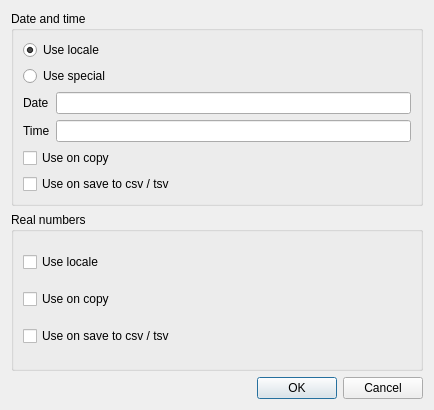
Qt form settingsdialog.ui (mugiseyebrows/mugi-query) before a commit.
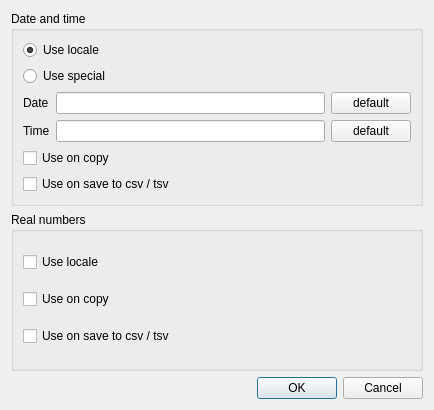
The same form after that commit.

```diff
--- a/settingsdialog.ui
+++ b/settingsdialog.ui
@@ -59,6 +59,20 @@
           </property>
          </widget>
         </item>
+        <item row="2" column="2">
+         <widget class="QPushButton" name="dateFormatDefault">
+          <property name="text">
+           <string>default</string>
+          </property>
+         </widget>
+        </item>
+        <item row="3" column="2">
+         <widget class="QPushButton" name="timeFormatDefault">
+          <property name="text">
+           <string>default</string>
+          </property>
+         </widget>
+        </item>
        </layout>
       </item>
       <item>
```
Left out of the diff: 14 changed lines with no effect on the pictures.
